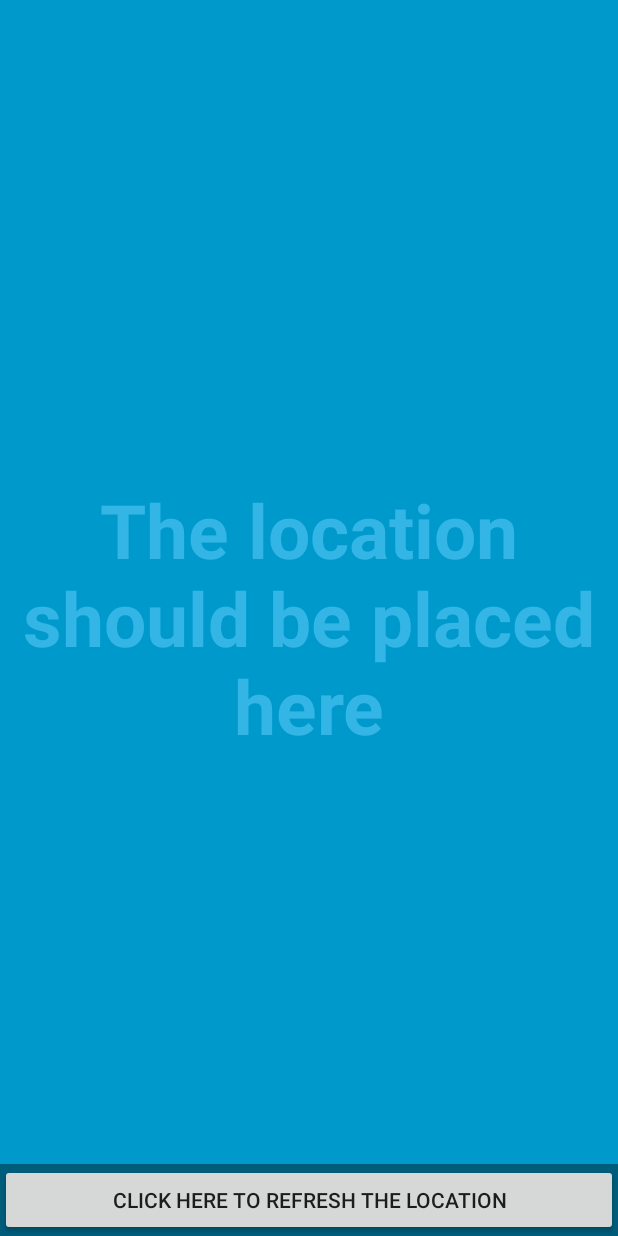
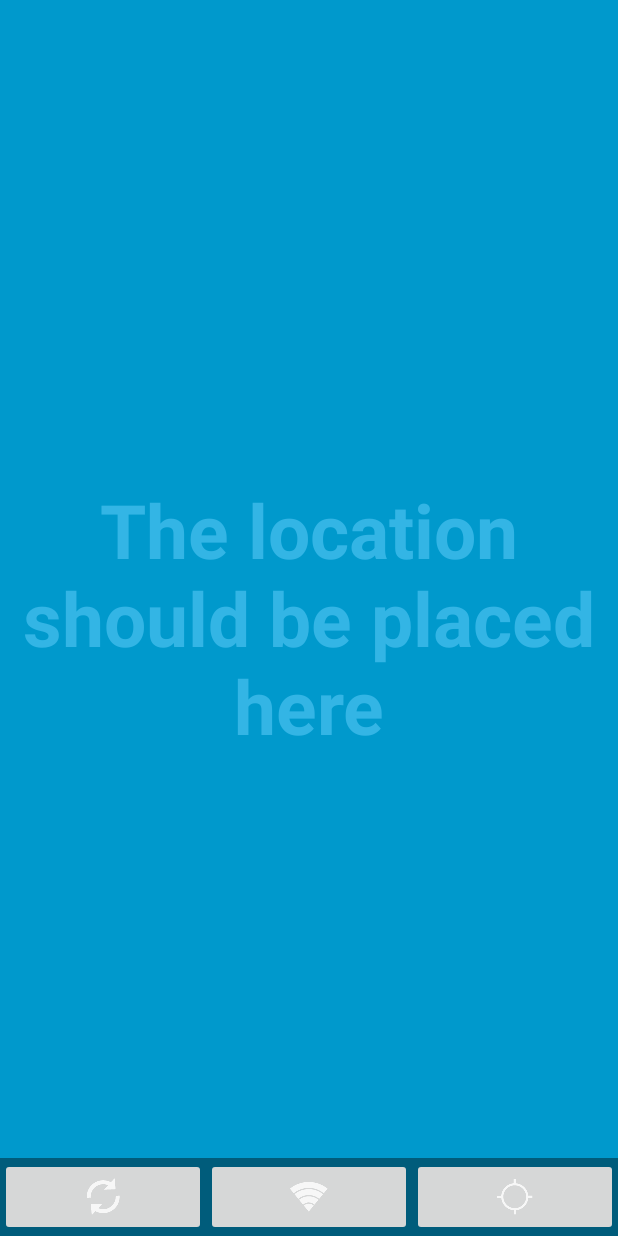
Before and after one commit to joninvski/LocationShower, an Android app: the layout activity_fullscreen.xml on its own in the app's theme, with its tools: preview values and no code run, on a phone screen of 412 x 824 dp. Run offline under Robolectric (Android 15) with nearby library versions, the phone set to English and light mode, and no system bars.

Commit message:
Using icons as buttons

```diff
--- a/app/src/main/java/com/walletsaver/locationshower/activity/LocationShowerActivity.java
+++ b/app/src/main/java/com/walletsaver/locationshower/activity/LocationShowerActivity.java
@@ -9,7 +9,7 @@ import android.os.Handler;
 import android.util.Log;
 import android.view.MotionEvent;
 import android.view.View;
-import android.widget.Button;
+import android.widget.ImageButton;
 import android.widget.TextView;
 import android.widget.Toast;
 
@@ -41,7 +41,7 @@ public class LocationShowerActivity extends FullscreenActivity {
 
     private OneTimeLocationListener mLocationListener;
 
-    @InjectView(R.id.dummy_button) Button refreshButton;
+    @InjectView(R.id.dummy_button) ImageButton refreshButton;
     @InjectView(R.id.fullscreen_content) TextView positionTextView;
 
     @Override
@@ -82,7 +82,7 @@ public class LocationShowerActivity extends FullscreenActivity {
     }
 
     @OnClick(R.id.dummy_button)
-    protected void refreshLocation(Button button) {
+    protected void refreshLocation(ImageButton button) {
         Timber.d("Clicked refresh location button");
         mLocationListener.register(mMinTime, mMinDistance);
         Toast.makeText(this, "Searching for location", Toast.LENGTH_SHORT).show();
--- a/app/src/main/res/layout/activity_fullscreen.xml
+++ b/app/src/main/res/layout/activity_fullscreen.xml
@@ -42,13 +42,26 @@
             android:orientation="horizontal"
             tools:ignore="UselessParent" >
 
-            <Button
-                android:id="@+id/dummy_button"
+            <ImageButton android:id="@+id/dummy_button"
                 style="?metaButtonBarButtonStyle"
-                android:layout_width="0dp"
+                android:layout_width="wrap_content"
                 android:layout_height="wrap_content"
                 android:layout_weight="1"
-                android:text="@string/dummy_button" />
+                android:src="@drawable/ic_action_refresh"/>
+
+            <ImageButton android:id="@+id/wifi_button"
+                style="?metaButtonBarButtonStyle"
+                android:layout_width="wrap_content"
+                android:layout_height="wrap_content"
+                android:layout_weight="1"
+                android:src="@drawable/ic_action_network_wifi"/>
+
+            <ImageButton android:id="@+id/network_button"
+                style="?metaButtonBarButtonStyle"
+                android:layout_width="wrap_content"
+                android:layout_height="wrap_content"
+                android:layout_weight="1"
+                android:src="@drawable/ic_action_location_searching"/>
         </LinearLayout>
     </FrameLayout>
 
--- a/app/src/main/res/values/strings.xml
+++ b/app/src/main/res/values/strings.xml
@@ -2,7 +2,6 @@
 <resources>
 
     <string name="app_name">LocationShower</string>
-    <string name="dummy_button">Click here to refresh the location</string>
     <string name="dummy_content">The location should be placed here</string>
     <string name="position_fetched">Position updated from %s provider</string>
 
```
Also changed, not shown: app/src/main/res/drawable-xxhdpi/ic_action_location_searching.png (added), app/src/main/res/drawable-xxhdpi/ic_action_network_wifi.png (added), app/src/main/res/drawable-xxhdpi/ic_action_refresh.png (added).
